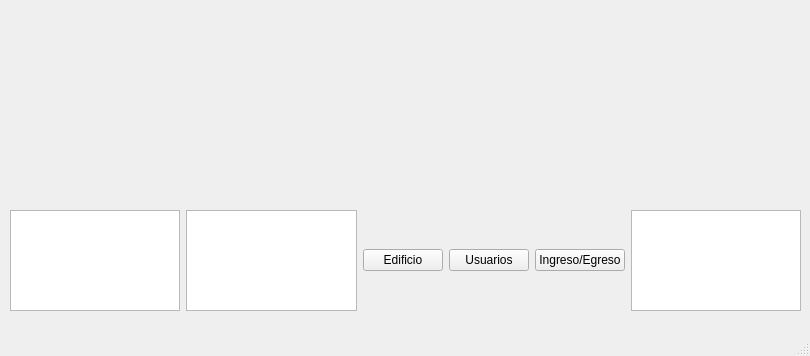
Above: frontpage.ui from Mati-Mar/AccessIO-GUI before the change. Below: the same form after it.
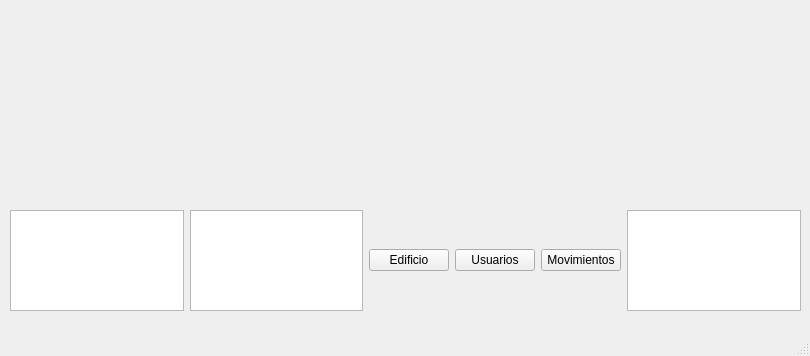
That is the form after the change.

Patch:
```diff
--- a/frontpage.ui
+++ b/frontpage.ui
@@ -51,7 +51,7 @@
          <item>
           <widget class="QPushButton" name="inoutPushButton">
            <property name="text">
-            <string>Ingreso/Egreso</string>
+            <string>Movimientos</string>
            </property>
           </widget>
          </item>
```
